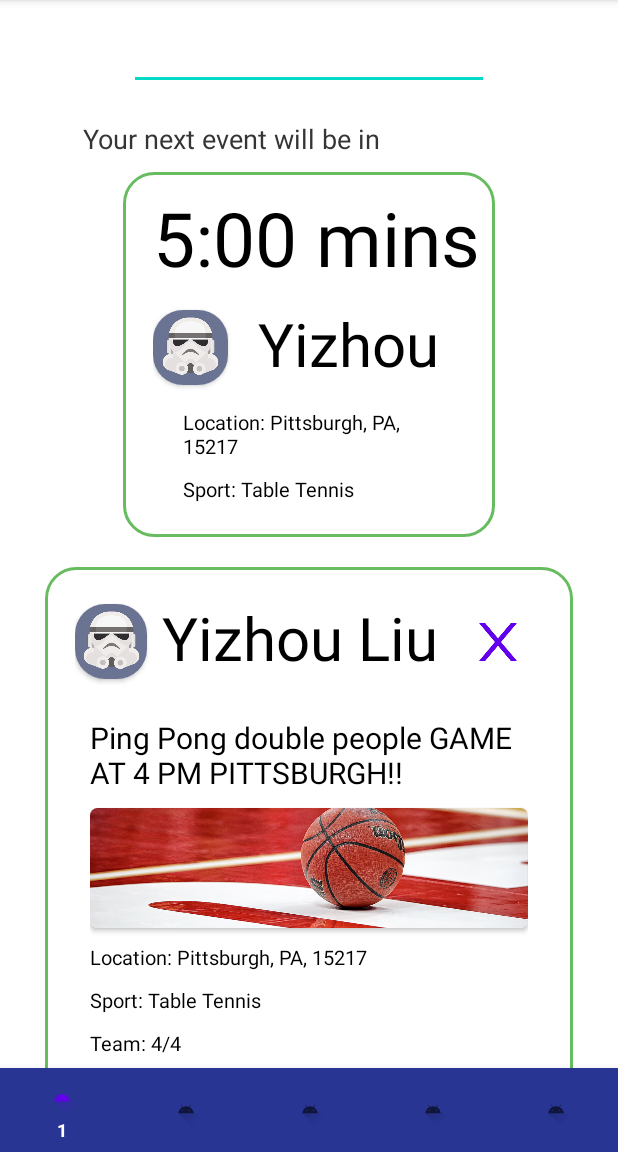
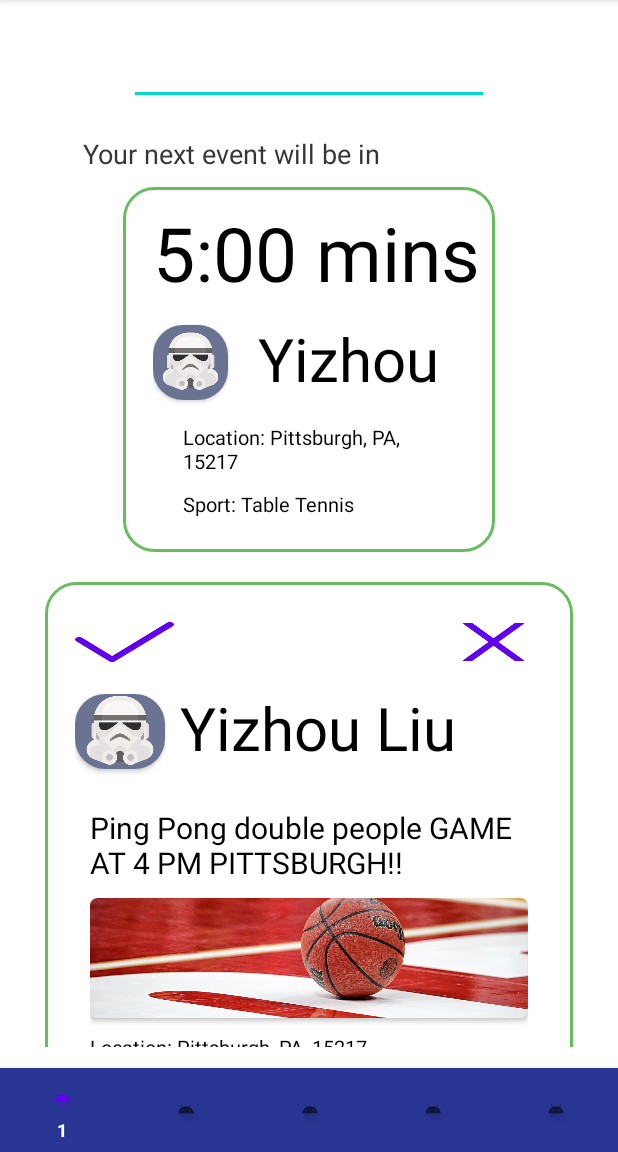
Before and after one commit to ychu824/SportsMatchingApp, an Android app: the HomeFragment screen opened directly, with no data from a screen before it, on a phone screen of 412 x 824 dp, the part 84-1236 px from its top. Run offline under Robolectric (Android 15) with nearby library versions, the phone set to English and light mode, and no system bars; pictures from the network do not load.

Commit message:
Add accept button

```diff
--- a/app/src/main/java/edu/cmu/sportsmatching/ui/home/HomeFragment.kt
+++ b/app/src/main/java/edu/cmu/sportsmatching/ui/home/HomeFragment.kt
@@ -4,18 +4,14 @@ import android.os.Bundle
 import android.view.LayoutInflater
 import android.view.View
 import android.view.ViewGroup
-import android.widget.Adapter
-import android.widget.Toast
-import android.widget.ToggleButton
+
 import androidx.fragment.app.Fragment
 import androidx.fragment.app.FragmentManager
 import androidx.recyclerview.widget.LinearLayoutManager
 import androidx.recyclerview.widget.RecyclerView
 import edu.cmu.sportsmatching.R
 import edu.cmu.sportsmatching.data.mock.FakeMatches
-import edu.cmu.sportsmatching.data.model.Match
 import edu.cmu.sportsmatching.databinding.FragmentHomeBinding
-import edu.cmu.sportsmatching.ui.signup.SignupFragment
 
 class HomeFragment : Fragment(), MatchInfoAdapter.OnMatchListener {
 
--- a/app/src/main/java/edu/cmu/sportsmatching/ui/home/MatchInfoAdapter.kt
+++ b/app/src/main/java/edu/cmu/sportsmatching/ui/home/MatchInfoAdapter.kt
@@ -34,10 +34,15 @@ class MatchInfoAdapter(
         var matchSport: TextView = itemView.findViewById(R.id.match_sport)
         var matchTeam: TextView = itemView.findViewById(R.id.match_team)
         var matchTime: TextView = itemView.findViewById(R.id.match_time)
+        var acceptBtn: Button = itemView.findViewById(R.id.accept)
         var closeBtn: Button = itemView.findViewById(R.id.dismiss)
         init {
             itemView.setOnClickListener {
                 this.onMatchListener.onMatchClick(this.adapterPosition)
+            }
+            this.acceptBtn.setOnClickListener {
+                removeAt(this.adapterPosition)
+                // TODO: add current match to archive
             }
             this.closeBtn.setOnClickListener {
                 removeAt(this.adapterPosition)
--- a/app/src/main/res/layout/activity_main.xml
+++ b/app/src/main/res/layout/activity_main.xml
@@ -10,6 +10,8 @@
     <androidx.fragment.app.FragmentContainerView
         android:id="@+id/main_fragment_container"
         android:name="edu.cmu.sportsmatching.ui.home.HomeFragment"
+        android:layout_marginBottom="60dp"
+        android:layout_marginTop="10dp"
         android:layout_width="wrap_content"
         android:layout_height="wrap_content" />
 
@@ -25,7 +27,8 @@
             android:layout_gravity="bottom"
             android:background="#283593"
             app:itemTextColor="#ffff"
-            app:menu="@menu/bottom_menu" />
+            app:menu="@menu/bottom_menu"
+            app:layout_scrollFlags="scroll"/>
 
     </androidx.coordinatorlayout.widget.CoordinatorLayout>
 
--- a/app/src/main/res/layout/fragment_home.xml
+++ b/app/src/main/res/layout/fragment_home.xml
@@ -47,12 +47,6 @@
             android:layout_height="wrap_content"
             layout="@layout/next_match_info" />
 
-<!--        <View-->
-
-<!--            android:id="@+id/next_match_container"-->
-<!--            android:layout_width="wrap_content"-->
-<!--            android:layout_height="wrap_content"/>-->
-
         <androidx.recyclerview.widget.RecyclerView
             android:id="@+id/match_info_recycler_view"
             android:layout_width="wrap_content"
--- a/app/src/main/res/layout/match_info.xml
+++ b/app/src/main/res/layout/match_info.xml
@@ -8,6 +8,32 @@
     android:layout_marginHorizontal="30dp"
     android:layout_marginVertical="@dimen/common_vertical_margin"
     android:orientation="vertical">
+
+    <LinearLayout
+        android:layout_marginHorizontal="10dp"
+        android:layout_marginTop="10dp"
+        android:layout_width="match_parent"
+        android:layout_height="match_parent">
+
+        <Button
+            android:id="@+id/accept"
+            android:layout_weight="1"
+            android:layout_width="40dp"
+            android:layout_height="40dp"
+            android:layout_gravity="start"
+            android:layout_marginEnd="90dp"
+            android:background="@drawable/accept" />
+
+        <Button
+            android:id="@+id/dismiss"
+            android:layout_weight="1"
+            android:layout_width="40dp"
+            android:layout_height="40dp"
+            android:layout_gravity="end"
+            android:layout_marginStart="90dp"
+            android:background="@drawable/close" />
+
+    </LinearLayout>
 
     <LinearLayout
         android:layout_gravity="start"
@@ -44,15 +70,6 @@
             android:text="@string/test_user_name"
             android:textColor="@color/black"
             android:textSize="40sp" />
-
-        <Button
-            android:id="@+id/dismiss"
-            android:layout_width="40dp"
-            android:layout_height="40dp"
-            android:layout_gravity="center"
-            android:layout_marginHorizontal="@dimen/common_vertical_margin"
-            android:layout_marginVertical="10dp"
-            android:background="@drawable/close" />
     </LinearLayout>
 
     <LinearLayout
--- a/app/src/main/res/layout/next_match_info.xml
+++ b/app/src/main/res/layout/next_match_info.xml
@@ -2,6 +2,7 @@
 <LinearLayout xmlns:android="http://schemas.android.com/apk/res/android"
     xmlns:app="http://schemas.android.com/apk/res-auto"
     android:orientation="vertical"
+    android:layout_gravity="center_horizontal"
     android:layout_width="match_parent"
     android:layout_height="wrap_content"
     android:layout_marginHorizontal="20dp"
```
Also changed, not shown: app/src/main/res/drawable/accept.png (added).
